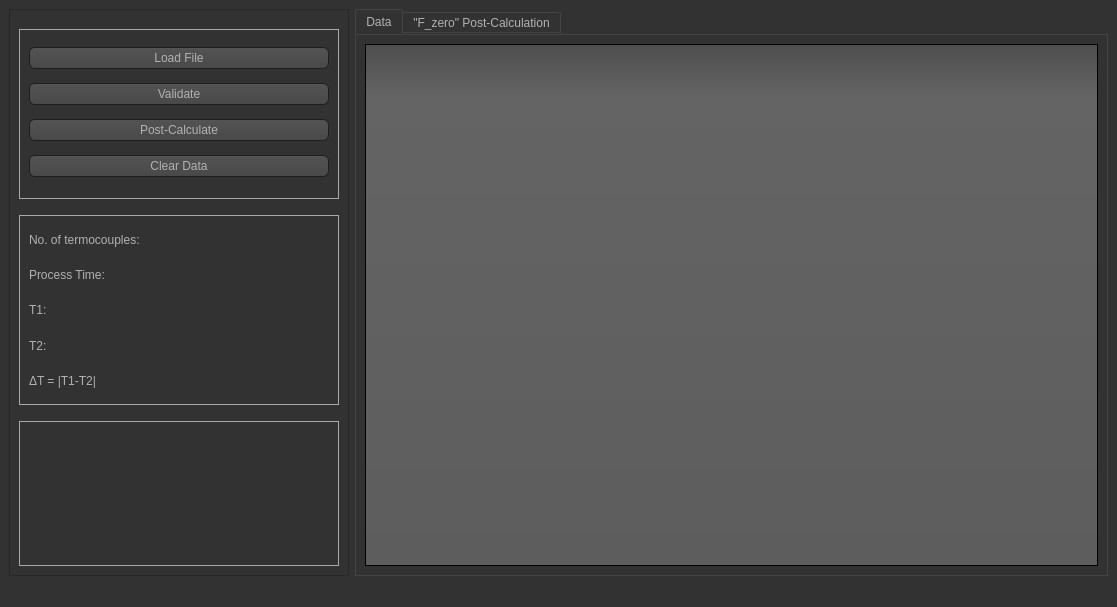
Before: the Qt Designer form main_3.ui in PyShaman/Lucas, drawn with Qt 5.
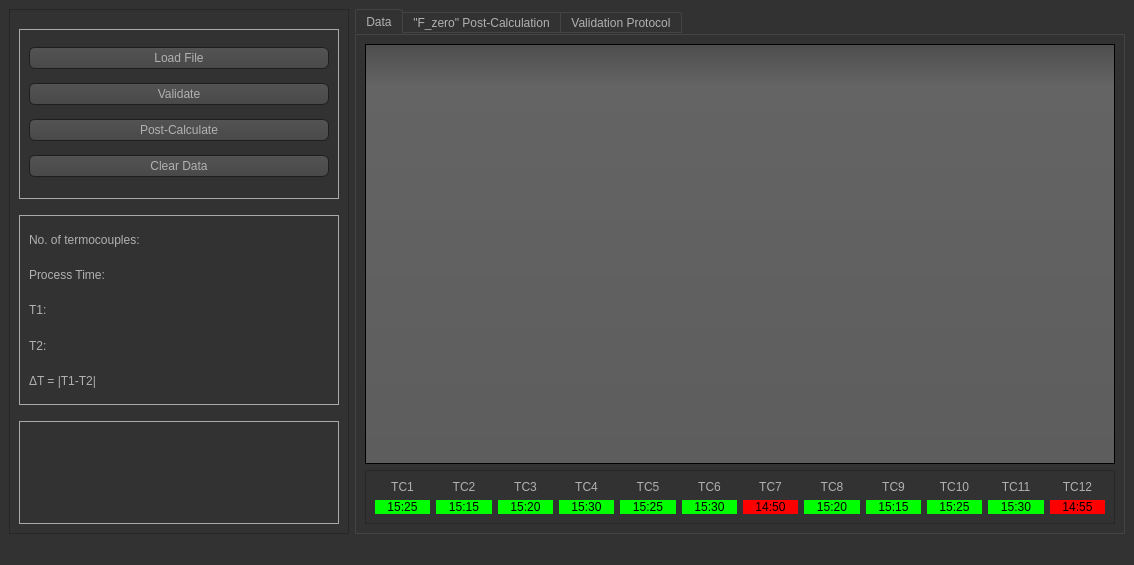
After: the same form once the commit is applied. The open tabs and pages were chosen to show the change. Icons and pictures are not drawn. Custom widgets are drawn as their Qt base class.

Diff of the .ui file:
```diff
--- a/main_3.ui
+++ b/main_3.ui
@@ -6,8 +6,8 @@
    <rect>
     <x>0</x>
     <y>0</y>
-    <width>1117</width>
-    <height>607</height>
+    <width>1134</width>
+    <height>565</height>
    </rect>
   </property>
   <property name="windowTitle">
@@ -539,8 +539,8 @@
 </string>
   </property>
   <widget class="QWidget" name="centralwidget">
-   <layout class="QHBoxLayout" name="horizontalLayout">
-    <item>
+   <layout class="QGridLayout" name="gridLayout_3">
+    <item row="0" column="0">
      <widget class="QFrame" name="frame">
       <property name="minimumSize">
        <size>
@@ -548,6 +548,12 @@
         <height>0</height>
        </size>
       </property>
+      <property name="maximumSize">
+       <size>
+        <width>340</width>
+        <height>16777215</height>
+       </size>
+      </property>
       <property name="frameShape">
        <enum>QFrame::StyledPanel</enum>
       </property>
@@ -789,11 +795,11 @@
       </layout>
      </widget>
     </item>
-    <item>
+    <item row="0" column="1">
      <widget class="QTabWidget" name="tabWidget">
       <property name="minimumSize">
        <size>
-        <width>600</width>
+        <width>770</width>
         <height>0</height>
        </size>
       </property>
@@ -811,6 +817,366 @@
         <item>
          <widget class="QTableView" name="table"/>
         </item>
+        <item>
+         <widget class="QFrame" name="frame_2">
+          <property name="frameShape">
+           <enum>QFrame::StyledPanel</enum>
+          </property>
+          <property name="frameShadow">
+           <enum>QFrame::Raised</enum>
+          </property>
+          <layout class="QGridLayout" name="gridLayout_4">
+           <item row="1" column="2">
+            <widget class="QLabel" name="label_12">
+             <property name="styleSheet">
+              <string notr="true">background-color: rgb(0, 255, 0);
+font: 75 10pt &quot;Century Gothic&quot;;
+color: rgb(0, 0, 0);
+border-color: rgb(255, 255, 255);</string>
+             </property>
+             <property name="text">
+              <string>15:20</string>
+             </property>
+             <property name="alignment">
+              <set>Qt::AlignCenter</set>
+             </property>
+            </widget>
+           </item>
+           <item row="1" column="3">
+            <widget class="QLabel" name="label_11">
+             <property name="styleSheet">
+              <string notr="true">background-color: rgb(0, 255, 0);
+font: 75 10pt &quot;Century Gothic&quot;;
+color: rgb(0, 0, 0);
+border-color: rgb(255, 255, 255);</string>
+             </property>
+             <property name="text">
+              <string>15:30</string>
+             </property>
+             <property name="alignment">
+              <set>Qt::AlignCenter</set>
+             </property>
+            </widget>
+           </item>
+           <item row="1" column="7">
+            <widget class="QLabel" name="label_17">
+             <property name="styleSheet">
+              <string notr="true">background-color: rgb(0, 255, 0);
+font: 75 10pt &quot;Century Gothic&quot;;
+color: rgb(0, 0, 0);
+border-color: rgb(255, 255, 255);</string>
+             </property>
+             <property name="text">
+              <string>15:20</string>
+             </property>
+             <property name="alignment">
+              <set>Qt::AlignCenter</set>
+             </property>
+            </widget>
+           </item>
+           <item row="1" column="9">
+            <widget class="QLabel" name="label_13">
+             <property name="styleSheet">
+              <string notr="true">background-color: rgb(0, 255, 0);
+font: 75 10pt &quot;Century Gothic&quot;;
+color: rgb(0, 0, 0);
+border-color: rgb(255, 255, 255);</string>
+             </property>
+             <property name="text">
+              <string>15:25</string>
+             </property>
+             <property name="alignment">
+              <set>Qt::AlignCenter</set>
+             </property>
+            </widget>
+           </item>
+           <item row="1" column="11">
+            <widget class="QLabel" name="label_4">
+             <property name="styleSheet">
+              <string notr="true">background-color: rgb(255, 0, 0);
+font: 75 10pt &quot;Century Gothic&quot;;
+color: rgb(0, 0, 0);
+border-color: rgb(255, 255, 255);</string>
+             </property>
+             <property name="text">
+              <string>14:55</string>
+             </property>
+             <property name="alignment">
+              <set>Qt::AlignCenter</set>
+             </property>
+            </widget>
+           </item>
+           <item row="1" column="5">
+            <widget class="QLabel" name="label_14">
+             <property name="styleSheet">
+              <string notr="true">background-color: rgb(0, 255, 0);
+font: 75 10pt &quot;Century Gothic&quot;;
+color: rgb(0, 0, 0);
+border-color: rgb(255, 255, 255);</string>
+             </property>
+             <property name="text">
+              <string>15:30</string>
+             </property>
+             <property name="alignment">
+              <set>Qt::AlignCenter</set>
+             </property>
+            </widget>
+           </item>
+           <item row="1" column="6">
+            <widget class="QLabel" name="label_16">
+             <property name="styleSheet">
+              <string notr="true">background-color: rgb(255, 0, 0);
+font: 75 10pt &quot;Century Gothic&quot;;
+color: rgb(0, 0, 0);
+border-color: rgb(255, 255, 255);</string>
+             </property>
+             <property name="text">
+              <string>14:50</string>
+             </property>
+             <property name="alignment">
+              <set>Qt::AlignCenter</set>
+             </property>
+            </widget>
+           </item>
+           <item row="1" column="1">
+            <widget class="QLabel" name="label_8">
+             <property name="styleSheet">
+              <string notr="true">background-color: rgb(0, 255, 0);
+font: 75 10pt &quot;Century Gothic&quot;;
+color: rgb(0, 0, 0);
+border-color: rgb(255, 255, 255);</string>
+             </property>
+             <property name="text">
+              <string>15:15</string>
+             </property>
+             <property name="alignment">
+              <set>Qt::AlignCenter</set>
+             </property>
+            </widget>
+           </item>
+           <item row="1" column="0">
+            <widget class="QLabel" name="label_6">
+             <property name="styleSheet">
+              <string notr="true">background-color: rgb(0, 255, 0);
+font: 75 10pt &quot;Century Gothic&quot;;
+color: rgb(0, 0, 0);
+border-color: rgb(255, 255, 255);</string>
+             </property>
+             <property name="text">
+              <string>15:25</string>
+             </property>
+             <property name="alignment">
+              <set>Qt::AlignCenter</set>
+             </property>
+            </widget>
+           </item>
+           <item row="1" column="8">
+            <widget class="QLabel" name="label_10">
+             <property name="styleSheet">
+              <string notr="true">background-color: rgb(0, 255, 0);
+font: 75 10pt &quot;Century Gothic&quot;;
+color: rgb(0, 0, 0);
+border-color: rgb(255, 255, 255);</string>
+             </property>
+             <property name="text">
+              <string>15:15</string>
+             </property>
+             <property name="alignment">
+              <set>Qt::AlignCenter</set>
+             </property>
+            </widget>
+           </item>
+           <item row="1" column="10">
+            <widget class="QLabel" name="label_18">
+             <property name="styleSheet">
+              <string notr="true">background-color: rgb(0, 255, 0);
+font: 75 10pt &quot;Century Gothic&quot;;
+color: rgb(0, 0, 0);
+border-color: rgb(255, 255, 255);</string>
+             </property>
+             <property name="text">
+              <string>15:30</string>
+             </property>
+             <property name="alignment">
+              <set>Qt::AlignCenter</set>
+             </property>
+            </widget>
+           </item>
+           <item row="1" column="4">
+            <widget class="QLabel" name="label_15">
+             <property name="styleSheet">
+              <string notr="true">background-color: rgb(0, 255, 0);
+font: 75 10pt &quot;Century Gothic&quot;;
+color: rgb(0, 0, 0);
+border-color: rgb(255, 255, 255);</string>
+             </property>
+             <property name="text">
+              <string>15:25</string>
+             </property>
+             <property name="alignment">
+              <set>Qt::AlignCenter</set>
+             </property>
+            </widget>
+           </item>
+           <item row="0" column="0">
+            <widget class="QLabel" name="label_9">
+             <property name="styleSheet">
+              <string notr="true">font: 10pt &quot;Century Gothic&quot;;</string>
+             </property>
+             <property name="text">
+              <string>TC1</string>
+             </property>
+             <property name="alignment">
+              <set>Qt::AlignCenter</set>
+             </property>
+            </widget>
+           </item>
+           <item row="0" column="1">
+            <widget class="QLabel" name="label_19">
+             <property name="styleSheet">
+              <string notr="true">font: 10pt &quot;Century Gothic&quot;;</string>
+             </property>
+             <property name="text">
+              <string>TC2</string>
+             </property>
+             <property name="alignment">
+              <set>Qt::AlignCenter</set>
+             </property>
+            </widget>
+           </item>
+           <item row="0" column="2">
+            <widget class="QLabel" name="label_20">
+             <property name="styleSheet">
+              <string notr="true">font: 10pt &quot;Century Gothic&quot;;</string>
+             </property>
+             <property name="text">
+              <string>TC3</string>
+             </property>
+             <property name="alignment">
+              <set>Qt::AlignCenter</set>
+             </property>
+            </widget>
+           </item>
+           <item row="0" column="3">
+            <widget class="QLabel" name="label_21">
+             <property name="styleSheet">
+              <string notr="true">font: 10pt &quot;Century Gothic&quot;;</string>
+             </property>
+             <property name="text">
+              <string>TC4</string>
+             </property>
+             <property name="alignment">
+              <set>Qt::AlignCenter</set>
+             </property>
+            </widget>
+           </item>
+           <item row="0" column="4">
+            <widget class="QLabel" name="label_22">
+             <property name="styleSheet">
+              <string notr="true">font: 10pt &quot;Century Gothic&quot;;</string>
+             </property>
+             <property name="text">
+              <string>TC5</string>
+             </property>
+             <property name="alignment">
+              <set>Qt::AlignCenter</set>
+             </property>
+            </widget>
+           </item>
+           <item row="0" column="5">
+            <widget class="QLabel" name="label_23">
+             <property name="styleSheet">
+              <string notr="true">font: 10pt &quot;Century Gothic&quot;;</string>
+             </property>
+             <property name="text">
+              <string>TC6</string>
+             </property>
+             <property name="alignment">
+              <set>Qt::AlignCenter</set>
+             </property>
+            </widget>
+           </item>
+           <item row="0" column="6">
+            <widget class="QLabel" name="label_24">
+             <property name="styleSheet">
+              <string notr="true">font: 10pt &quot;Century Gothic&quot;;</string>
+             </property>
+             <property name="text">
+              <string>TC7</string>
+             </property>
+             <property name="alignment">
+              <set>Qt::AlignCenter</set>
+             </property>
+            </widget>
+           </item>
+           <item row="0" column="7">
+            <widget class="QLabel" name="label_25">
+             <property name="styleSheet">
+              <string notr="true">font: 10pt &quot;Century Gothic&quot;;</string>
+             </property>
+             <property name="text">
+              <string>TC8</string>
+             </property>
+             <property name="alignment">
+              <set>Qt::AlignCenter</set>
+             </property>
+            </widget>
+           </item>
+           <item row="0" column="8">
+            <widget class="QLabel" name="label_26">
+             <property name="styleSheet">
+              <string notr="true">font: 10pt &quot;Century Gothic&quot;;</string>
+             </property>
+             <property name="text">
+              <string>TC9</string>
+             </property>
+             <property name="alignment">
+              <set>Qt::AlignCenter</set>
+             </property>
+            </widget>
+           </item>
+           <item row="0" column="9">
+            <widget class="QLabel" name="label_27">
+             <property name="styleSheet">
+              <string notr="true">font: 10pt &quot;Century Gothic&quot;;</string>
+             </property>
+             <property name="text">
+              <string>TC10</string>
+             </property>
+             <property name="alignment">
+              <set>Qt::AlignCenter</set>
+             </property>
+            </widget>
+           </item>
+           <item row="0" column="10">
+            <widget class="QLabel" name="label_28">
+             <property name="styleSheet">
+              <string notr="true">font: 10pt &quot;Century Gothic&quot;;</string>
+             </property>
+             <property name="text">
+              <string>TC11</string>
+             </property>
+             <property name="alignment">
+              <set>Qt::AlignCenter</set>
+             </property>
+            </widget>
+           </item>
+           <item row="0" column="11">
+            <widget class="QLabel" name="label_29">
+             <property name="styleSheet">
+              <string notr="true">font: 10pt &quot;Century Gothic&quot;;</string>
+             </property>
+             <property name="text">
+              <string>TC12</string>
+             </property>
+             <property name="alignment">
+              <set>Qt::AlignCenter</set>
+             </property>
+            </widget>
+           </item>
+          </layout>
+         </widget>
+        </item>
        </layout>
       </widget>
       <widget class="QWidget" name="tab_2">
@@ -850,6 +1216,264 @@
         </item>
        </layout>
       </widget>
+      <widget class="QWidget" name="tab_3">
+       <attribute name="title">
+        <string>Validation Protocol</string>
+       </attribute>
+       <layout class="QHBoxLayout" name="horizontalLayout">
+        <item>
+         <widget class="QGroupBox" name="validation_protocol_box">
+          <property name="minimumSize">
+           <size>
+            <width>750</width>
+            <height>0</height>
+           </size>
+          </property>
+          <property name="layoutDirection">
+           <enum>Qt::LeftToRight</enum>
+          </property>
+          <property name="autoFillBackground">
+           <bool>false</bool>
+          </property>
+          <property name="flat">
+           <bool>false</bool>
+          </property>
+          <property name="checkable">
+           <bool>false</bool>
+          </property>
+          <layout class="QGridLayout" name="gridLayout_5">
+           <item row="0" column="7">
+            <widget class="QLabel" name="label_37">
+             <property name="minimumSize">
+              <size>
+               <width>100</width>
+               <height>90</height>
+              </size>
+             </property>
+             <property name="maximumSize">
+              <size>
+               <width>100</width>
+               <height>90</height>
+              </size>
+             </property>
+             <property name="styleSheet">
+              <string notr="true">font: 9pt &quot;Century Gothic&quot;;</string>
+             </property>
+             <property name="text">
+              <string>F0 Value rounded
+(mins)</string>
+             </property>
+             <property name="alignment">
+              <set>Qt::AlignBottom|Qt::AlignHCenter</set>
+             </property>
+             <property name="wordWrap">
+              <bool>true</bool>
+             </property>
+            </widget>
+           </item>
+           <item row="0" column="6">
+            <widget class="QLabel" name="label_36">
+             <property name="minimumSize">
+              <size>
+               <width>100</width>
+               <height>90</height>
+              </size>
+             </property>
+             <property name="maximumSize">
+              <size>
+               <width>100</width>
+               <height>90</height>
+              </size>
+             </property>
+             <property name="styleSheet">
+              <string notr="true">font: 9pt &quot;Century Gothic&quot;;</string>
+             </property>
+             <property name="text">
+              <string>F0 Value from Summary Report
+(mins)</string>
+             </property>
+             <property name="alignment">
+              <set>Qt::AlignBottom|Qt::AlignHCenter</set>
+             </property>
+             <property name="wordWrap">
+              <bool>true</bool>
+             </property>
+            </widget>
+           </item>
+           <item row="0" column="1">
+            <widget class="QLabel" name="label_30">
+             <property name="minimumSize">
+              <size>
+               <width>100</width>
+               <height>90</height>
+              </size>
+             </property>
+             <property name="maximumSize">
+              <size>
+               <width>100</width>
+               <height>90</height>
+              </size>
+             </property>
+             <property name="styleSheet">
+              <string notr="true">font: 9pt &quot;Century Gothic&quot;;</string>
+             </property>
+             <property name="text">
+              <string>Time from Start to Reach Sterilisation Temperature
+(mins:secs)</string>
+             </property>
+             <property name="scaledContents">
+              <bool>false</bool>
+             </property>
+             <property name="alignment">
+              <set>Qt::AlignBottom|Qt::AlignHCenter</set>
+             </property>
+             <property name="wordWrap">
+              <bool>true</bool>
+             </property>
+            </widget>
+           </item>
+           <item row="0" column="5">
+            <widget class="QLabel" name="label_35">
+             <property name="minimumSize">
+              <size>
+               <width>100</width>
+               <height>90</height>
+              </size>
+             </property>
+             <property name="maximumSize">
+              <size>
+               <width>100</width>
+               <height>90</height>
+              </size>
+             </property>
+             <property name="styleSheet">
+              <string notr="true">font: 9pt &quot;Century Gothic&quot;;</string>
+             </property>
+             <property name="text">
+              <string>Termocouple Temperature Fluctuation
+(*C) (B-A)</string>
+             </property>
+             <property name="alignment">
+              <set>Qt::AlignBottom|Qt::AlignHCenter</set>
+             </property>
+             <property name="wordWrap">
+              <bool>true</bool>
+             </property>
+            </widget>
+           </item>
+           <item row="0" column="4">
+            <widget class="QLabel" name="label_34">
+             <property name="minimumSize">
+              <size>
+               <width>100</width>
+               <height>90</height>
+              </size>
+             </property>
+             <property name="maximumSize">
+              <size>
+               <width>100</width>
+               <height>90</height>
+              </size>
+             </property>
+             <property name="styleSheet">
+              <string notr="true">font: 9pt &quot;Century Gothic&quot;;</string>
+             </property>
+             <property name="text">
+              <string>Maximum Temperature
+in Sterilisation
+Hold Period
+(*C) (B)</string>
+             </property>
+             <property name="alignment">
+              <set>Qt::AlignBottom|Qt::AlignHCenter</set>
+             </property>
+             <property name="wordWrap">
+              <bool>true</bool>
+             </property>
+            </widget>
+           </item>
+           <item row="0" column="2">
+            <widget class="QLabel" name="label_32">
+             <property name="minimumSize">
+              <size>
+               <width>100</width>
+               <height>90</height>
+              </size>
+             </property>
+             <property name="maximumSize">
+              <size>
+               <width>100</width>
+               <height>90</height>
+              </size>
+             </property>
+             <property name="styleSheet">
+              <string notr="true">font: 9pt &quot;Century Gothic&quot;;</string>
+             </property>
+             <property name="text">
+              <string>Time at Sterilisation Temperature
+(mins:secs)</string>
+             </property>
+             <property name="alignment">
+              <set>Qt::AlignBottom|Qt::AlignHCenter</set>
+             </property>
+             <property name="wordWrap">
+              <bool>true</bool>
+             </property>
+            </widget>
+           </item>
+           <item row="0" column="3">
+            <widget class="QLabel" name="label_33">
+             <property name="minimumSize">
+              <size>
+               <width>100</width>
+               <height>90</height>
+              </size>
+             </property>
+             <property name="maximumSize">
+              <size>
+               <width>100</width>
+               <height>90</height>
+              </size>
+             </property>
+             <property name="styleSheet">
+              <string notr="true">font: 9pt &quot;Century Gothic&quot;;</string>
+             </property>
+             <property name="text">
+              <string>Minimum Temperature in Sterilisation Hold Period
+(*C) (A)</string>
+             </property>
+             <property name="alignment">
+              <set>Qt::AlignBottom|Qt::AlignHCenter</set>
+             </property>
+             <property name="wordWrap">
+              <bool>true</bool>
+             </property>
+            </widget>
+           </item>
+           <item row="0" column="0">
+            <widget class="QLabel" name="label_31">
+             <property name="maximumSize">
+              <size>
+               <width>25</width>
+               <height>90</height>
+              </size>
+             </property>
+             <property name="styleSheet">
+              <string notr="true">font: 9pt &quot;Century Gothic&quot;;</string>
+             </property>
+             <property name="text">
+              <string>LC#</string>
+             </property>
+             <property name="alignment">
+              <set>Qt::AlignBottom|Qt::AlignLeading|Qt::AlignLeft</set>
+             </property>
+            </widget>
+           </item>
+          </layout>
+         </widget>
+        </item>
+       </layout>
+      </widget>
      </widget>
     </item>
    </layout>
```
Left out of the diff: 4 changed lines with no effect on the pictures.
